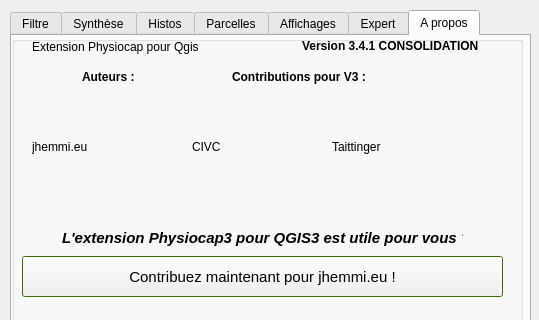
Above: Physiocap3_dialog_base.ui from jhemmi/Physiocap3 before the change; both pictures show x 0 to 539 and y 0 to 320 of the 539 by 719 pixel window. Below: the same form after it.
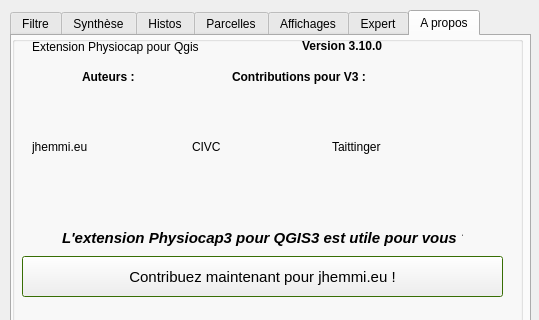
That is the form after the change. The open tabs and pages were chosen to show the change.

```diff
--- a/Physiocap3_dialog_base.ui
+++ b/Physiocap3_dialog_base.ui
@@ -5107,7 +5107,7 @@
        </font>
       </property>
       <property name="text">
-       <string>Version 3.4.1 CONSOLIDATION</string>
+       <string>Version 3.10.0</string>
       </property>
      </widget>
      <widget class="QLabel" name="label_500">
```
Left out of the diff: 2 changed lines with no effect on the pictures.
